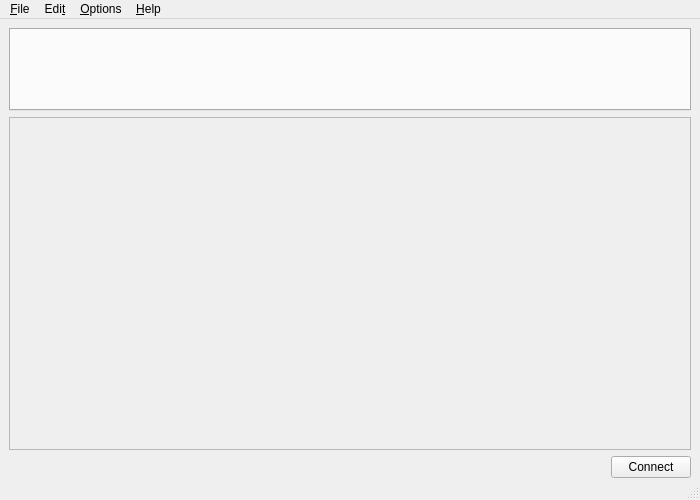
froller/NMEA-talker, file mainwindow.ui: the form before one commit.
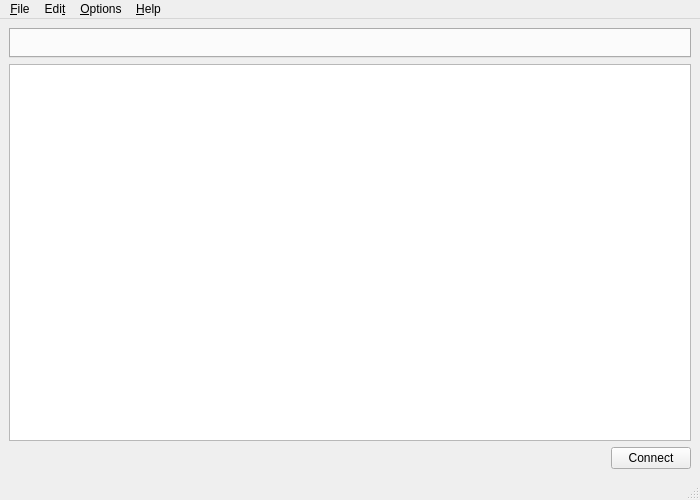
The form after the commit. Icons and pictures are not drawn.

Commit message: Log context menu and scrolling

Diff of the .ui file:
```diff
--- a/mainwindow.ui
+++ b/mainwindow.ui
@@ -17,20 +17,24 @@
      <verstretch>0</verstretch>
     </sizepolicy>
    </property>
-   <layout class="QGridLayout" name="gridLayout">
-    <property name="bottomMargin">
-     <number>0</number>
-    </property>
-    <item row="1" column="0">
+   <layout class="QVBoxLayout" name="verticalLayout" stretch="0,255,0">
+    <item>
+     <widget class="QTabWidget" name="constructorTabWidget">
+      <property name="sizePolicy">
+       <sizepolicy hsizetype="Expanding" vsizetype="Expanding">
+        <horstretch>255</horstretch>
+        <verstretch>20</verstretch>
+       </sizepolicy>
+      </property>
+     </widget>
+    </item>
+    <item>
      <widget class="QPlainTextEdit" name="logTextEdit">
-      <property name="enabled">
-       <bool>false</bool>
+      <property name="contextMenuPolicy">
+       <enum>Qt::ContextMenuPolicy::ActionsContextMenu</enum>
       </property>
-      <property name="sizePolicy">
-       <sizepolicy hsizetype="Expanding" vsizetype="Expanding">
-        <horstretch>255</horstretch>
-        <verstretch>80</verstretch>
-       </sizepolicy>
+      <property name="frameShape">
+       <enum>QFrame::Shape::StyledPanel</enum>
       </property>
       <property name="undoRedoEnabled">
        <bool>false</bool>
@@ -41,25 +45,13 @@
       <property name="readOnly">
        <bool>true</bool>
       </property>
-      <property name="plainText">
-       <string notr="true"/>
-      </property>
       <property name="textInteractionFlags">
        <set>Qt::TextInteractionFlag::TextSelectableByKeyboard|Qt::TextInteractionFlag::TextSelectableByMouse</set>
       </property>
-      <property name="backgroundVisible">
-       <bool>false</bool>
-      </property>
-      <property name="centerOnScroll">
-       <bool>false</bool>
-      </property>
-      <property name="placeholderText">
-       <string>NMEA-0183 log</string>
-      </property>
      </widget>
     </item>
-    <item row="2" column="0">
-     <layout class="QHBoxLayout" name="horizontalLayout_2">
+    <item>
+     <layout class="QHBoxLayout" name="horizontalLayout">
       <item>
        <spacer name="horizontalSpacer">
         <property name="orientation">
@@ -82,16 +74,6 @@
       </item>
      </layout>
     </item>
-    <item row="0" column="0">
-     <widget class="QTabWidget" name="constructorTabWidget">
-      <property name="sizePolicy">
-       <sizepolicy hsizetype="Expanding" vsizetype="Expanding">
-        <horstretch>255</horstretch>
-        <verstretch>20</verstretch>
-       </sizepolicy>
-      </property>
-     </widget>
-    </item>
    </layout>
   </widget>
   <widget class="QMenuBar" name="menubar">
```
Left out of the diff: 30 changed lines with no effect on the pictures. The commit also changes 2 other files.
